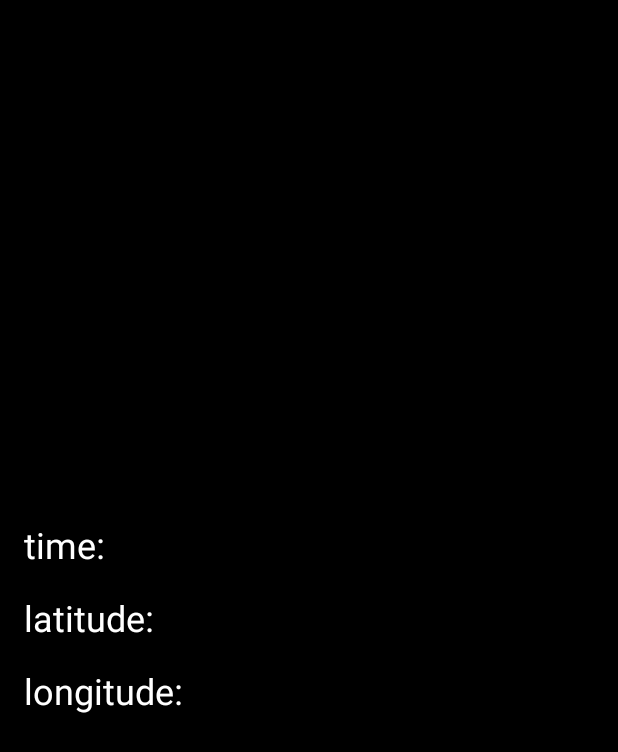
After one commit to shar1mo/android, an Android app: the layout activity_gps.xml on its own in the app's theme, with its tools: preview values and no code run, on a phone screen of 412 x 824 dp. The commit adds this screen. Shown: the top 752 px of the screen. Run offline under Robolectric (Android 15) with nearby library versions, the light colour scheme and no system bars.

Commit message:
create gps/time and location permission

```diff
--- a/app/build.gradle.kts
+++ b/app/build.gradle.kts
@@ -37,6 +37,7 @@ android {
 
 dependencies {
     implementation("net.objecthunter:exp4j:0.4.8")
+    implementation("com.google.android.gms:play-services-location:21.2.0")
     implementation(libs.androidx.core.ktx)
     implementation(libs.androidx.appcompat)
     implementation(libs.material)
--- a/app/src/main/AndroidManifest.xml
+++ b/app/src/main/AndroidManifest.xml
@@ -17,6 +17,9 @@
         android:theme="@style/Theme.MyAndroidApp"
         tools:targetApi="31">
         <activity
+            android:name=".GpsActivity"
+            android:exported="false" />
+        <activity
             android:name=".mp3player"
             android:exported="false" />
         <activity
--- /dev/null
+++ b/app/src/main/res/layout/activity_gps.xml
@@ -0,0 +1,40 @@
+<?xml version="1.0" encoding="utf-8"?>
+<LinearLayout
+    xmlns:android="http://schemas.android.com/apk/res/android"
+    xmlns:tools="http://schemas.android.com/tools"
+    android:id="@+id/main"
+    android:layout_width="match_parent"
+    android:layout_height="match_parent"
+    tools:context=".GpsActivity"
+    android:background="@color/black"
+    android:orientation="vertical"
+    android:gravity="center"
+    android:padding="16dp">
+
+    <TextView
+        android:id="@+id/gpsTime"
+        android:layout_width="match_parent"
+        android:layout_height="wrap_content"
+        android:text="time: "
+        android:textSize="24sp"
+        android:textColor="@color/white"
+        android:layout_marginBottom="16dp"/>
+
+    <TextView
+        android:id="@+id/gpsLatitude"
+        android:layout_width="match_parent"
+        android:layout_height="wrap_content"
+        android:text="latitude: "
+        android:textSize="24sp"
+        android:textColor="@color/white"
+        android:layout_marginBottom="16dp"/>
+
+    <TextView
+        android:id="@+id/gpsLongitude"
+        android:layout_width="match_parent"
+        android:layout_height="wrap_content"
+        android:text="longitude: "
+        android:textSize="24sp"
+        android:textColor="@color/white"/>
+
+</LinearLayout>
```
Also changed, not shown: app/src/main/java/com/example/myandroidapp/MainActivity.kt (+7 -4 lines), app/src/main/java/com/example/myandroidapp/gps.kt (added, +149 -0 lines), app/src/main/res/layout/activity_main.xml (+4 -17 lines).
